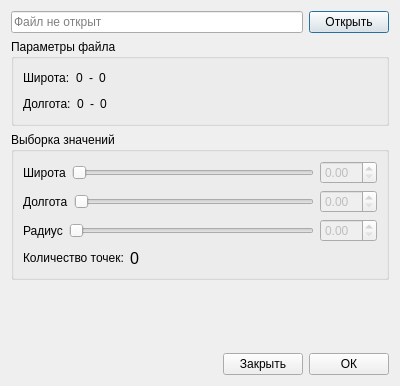
This is ui/open_dialog.ui in SqrtMinusOne/GeoTIFF-3d as Qt 5 draws it before an edit. The edited form follows.
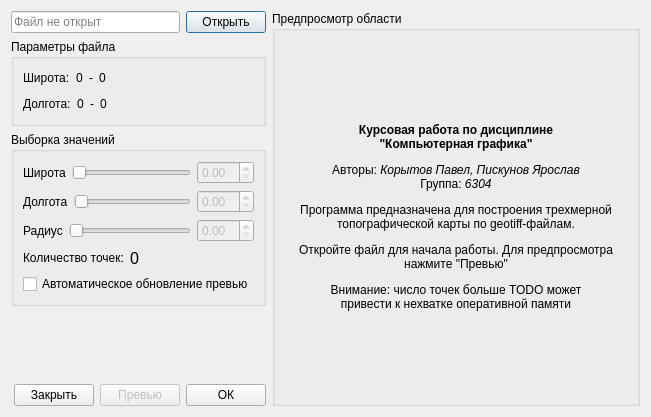
This is the edited form.

Commit message: Preview on open dialog

```diff
--- a/ui/open_dialog.ui
+++ b/ui/open_dialog.ui
@@ -6,13 +6,15 @@
    <rect>
     <x>0</x>
     <y>0</y>
-    <width>400</width>
-    <height>386</height>
+    <width>651</width>
+    <height>417</height>
    </rect>
   </property>
   <property name="windowTitle">
    <string>Dialog</string>
   </property>
+  <layout class="QHBoxLayout" name="horizontalLayout_9" stretch="2,3">
+   <item>
   <layout class="QVBoxLayout" name="verticalLayout_2">
    <item>
     <layout class="QHBoxLayout" name="horizontalLayout_3">
@@ -269,6 +271,13 @@
         </item>
        </layout>
       </item>
+        <item>
+         <widget class="QCheckBox" name="autoUpdateCheckBox">
+          <property name="text">
+           <string>Автоматическое обновление превью</string>
+          </property>
+         </widget>
+        </item>
      </layout>
     </widget>
    </item>
@@ -307,6 +316,16 @@
        </property>
       </widget>
      </item>
+       <item>
+        <widget class="QPushButton" name="previewButton">
+         <property name="enabled">
+          <bool>false</bool>
+         </property>
+         <property name="text">
+          <string>Превью</string>
+         </property>
+        </widget>
+       </item>
      <item>
       <widget class="QPushButton" name="okButton">
        <property name="text">
@@ -315,6 +334,24 @@
       </widget>
      </item>
     </layout>
+     </item>
+    </layout>
+   </item>
+   <item>
+    <widget class="QGroupBox" name="previewGroupBox">
+     <property name="title">
+      <string>Предпросмотр области</string>
+     </property>
+     <layout class="QVBoxLayout" name="previewLayout">
+      <item>
+       <widget class="QLabel" name="previewLabel">
+        <property name="text">
+         <string>&lt;html&gt;&lt;head/&gt;&lt;body&gt;&lt;p align=&quot;center&quot;&gt;&lt;span style=&quot; font-weight:600;&quot;&gt;Курсовая работа по дисциплине&lt;br/&gt;&amp;quot;Компьютерная графика&amp;quot;&lt;/span&gt;&lt;/p&gt;&lt;p align=&quot;center&quot;&gt;Авторы: &lt;span style=&quot; font-style:italic;&quot;&gt;Корытов Павел, Пискунов Ярослав&lt;br/&gt;&lt;/span&gt;Группа: &lt;span style=&quot; font-style:italic;&quot;&gt;6304&lt;/span&gt;&lt;/p&gt;&lt;p align=&quot;center&quot;&gt;Программа предназначена для построения трехмерной&lt;br/&gt;топографической карты по geotiff-файлам.&lt;/p&gt;&lt;p align=&quot;center&quot;&gt;Откройте файл для начала работы. Для предпросмотра &lt;br/&gt;нажмите &amp;quot;Превью&amp;quot;&lt;/p&gt;&lt;p align=&quot;center&quot;&gt;Внимание: число точек больше TODO может &lt;br/&gt;привести к нехватке оперативной памяти&lt;/p&gt;&lt;/body&gt;&lt;/html&gt;</string>
+        </property>
+       </widget>
+      </item>
+     </layout>
+    </widget>
    </item>
   </layout>
  </widget>
```
Lines whose indentation alone changed are shown as unchanged. The commit also changes 1 other file.
